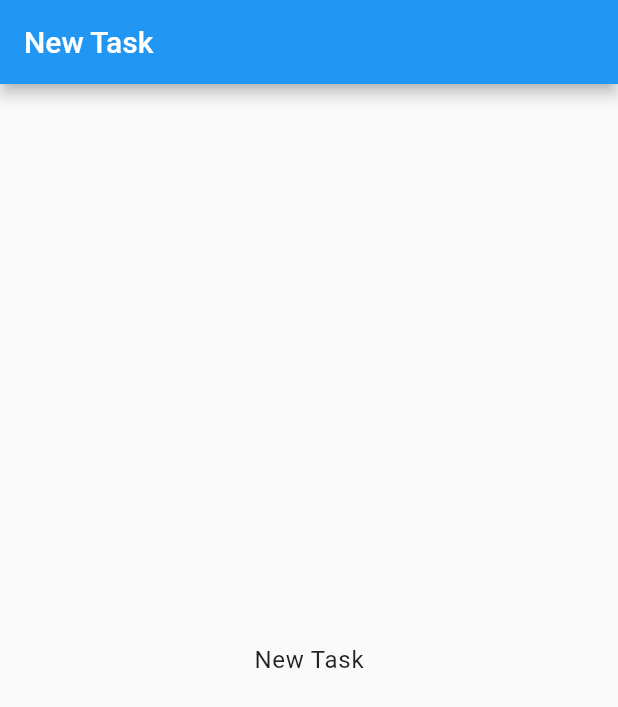
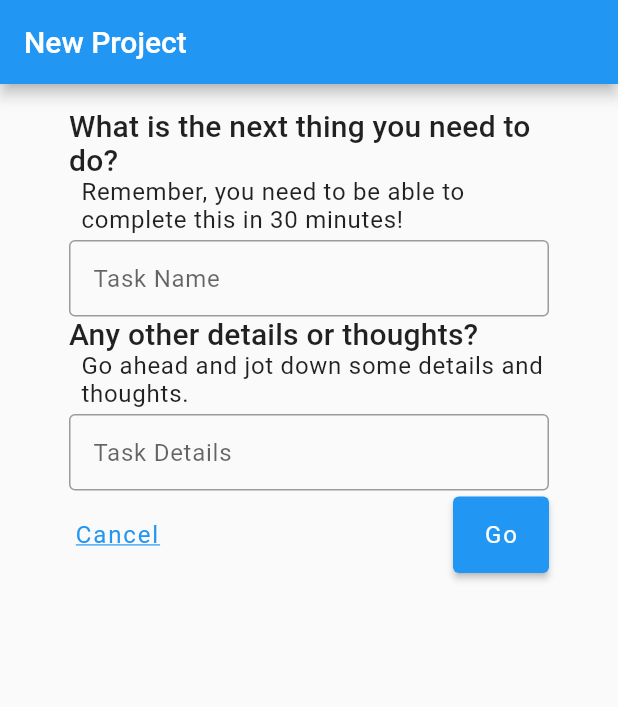
Before and after one commit to appgardenstudios/momentum, a Flutter app: the NewTaskPage screen opened by its route, on a phone screen of 412 x 824 dp. Shown: the top 707 px of the screen. Run offline on Flutter 3.47's test engine with Material 2 defaults, Android fonts, the phone set to English and light mode, and no system bars; our stand-ins replace go_router, sqflite; accounts and stored records are empty.

Commit message:
rough in new task form

```diff
--- a/app/lib/page/new_project.dart
+++ b/app/lib/page/new_project.dart
@@ -95,8 +95,7 @@ class _NewProjectPageState extends State<NewProjectPage> {
                         child: Row(
                           children: [
                             BoringLink('Cancel',
-                                onPressed: () =>
-                                    {GoRouter.of(context).go('/')}),
+                                onPressed: () => {context.go('/')}),
                             const Spacer(),
                             BoringButton('Go', onPressed: _createProject)
                           ],
--- a/app/lib/page/new_task.dart
+++ b/app/lib/page/new_task.dart
@@ -1,6 +1,8 @@
 import 'package:flutter/material.dart';
+import 'package:go_router/go_router.dart';
 
 import 'package:momentum/boring.dart';
+import 'package:momentum/wren.dart';
 
 class NewTaskPage extends StatefulWidget {
   const NewTaskPage({Key? key}) : super(key: key);
@@ -10,16 +12,94 @@ class NewTaskPage extends StatefulWidget {
 }
 
 class _NewTaskPageState extends State<NewTaskPage> {
+  String taskName = '';
+  String taskDescription = '';
+
+  final _formKey = GlobalKey<FormState>();
+
+  _createTask() async {
+    if (_formKey.currentState!.validate()) {
+      _formKey.currentState!.save();
+
+      var id =
+          await Wren.createTask(name: taskName, description: taskDescription);
+
+      if (!mounted) return;
+      GoRouter.of(context).go('/?task=$id');
+    }
+  }
+
   @override
   Widget build(BuildContext context) {
     return Scaffold(
-        appBar: AppBar(
-          title: const Text('New Task'),
-          centerTitle: false,
-          automaticallyImplyLeading: false,
-        ),
-        body: const Center(
-          child: BoringText('New Task'),
-        ));
+      appBar: AppBar(
+        title: const Text('New Project'),
+        centerTitle: false,
+        automaticallyImplyLeading: false,
+      ),
+      body: Center(
+        child: Container(
+            constraints: const BoxConstraints(
+              minWidth: 100,
+              maxWidth: 320,
+              minHeight: double.infinity,
+              maxHeight: double.infinity,
+            ),
+            child: Form(
+                key: _formKey,
+                child: ListView(
+                  children: [
+                    const Padding(
+                        padding: EdgeInsets.only(top: 16),
+                        child:
+                            BoringH6('What is the next thing you need to do?')),
+                    const Padding(
+                        padding: EdgeInsets.only(left: 8),
+                        child: BoringText(
+                            'Remember, you need to be able to complete this in 30 minutes!')),
+                    Padding(
+                      padding: const EdgeInsets.only(top: 4),
+                      child: BoringTextFormField(
+                        hint: 'Task Name',
+                        onSaved: (value) => taskName = value!,
+                        validator: (value) {
+                          if (value == null ||
+                              value.isEmpty ||
+                              value.length > 32) {
+                            return 'Must be between 1 and 32 characters';
+                          }
+                          return null;
+                        },
+                      ),
+                    ),
+                    const BoringH6('Any other details or thoughts?'),
+                    const Padding(
+                        padding: EdgeInsets.only(left: 8),
+                        child: BoringText(
+                            'Go ahead and jot down some details and thoughts.')),
+                    Padding(
+                      padding: const EdgeInsets.only(top: 4),
+                      child: BoringTextFormField(
+                        hint: 'Task Details',
+                        onSaved: (value) => taskDescription = value ?? '',
+                        validator: (value) {
+                          return null;
+                        },
+                      ),
+                    ),
+                    Padding(
+                        padding: const EdgeInsets.only(top: 4),
+                        child: Row(
+                          children: [
+                            BoringLink('Cancel',
+                                onPressed: () => {context.pop()}),
+                            const Spacer(),
+                            BoringButton('Go', onPressed: _createTask)
+                          ],
+                        )),
+                  ],
+                ))),
+      ),
+    );
   }
 }
```
Also changed, not shown: app/lib/wren.dart (+25 -2 lines).
